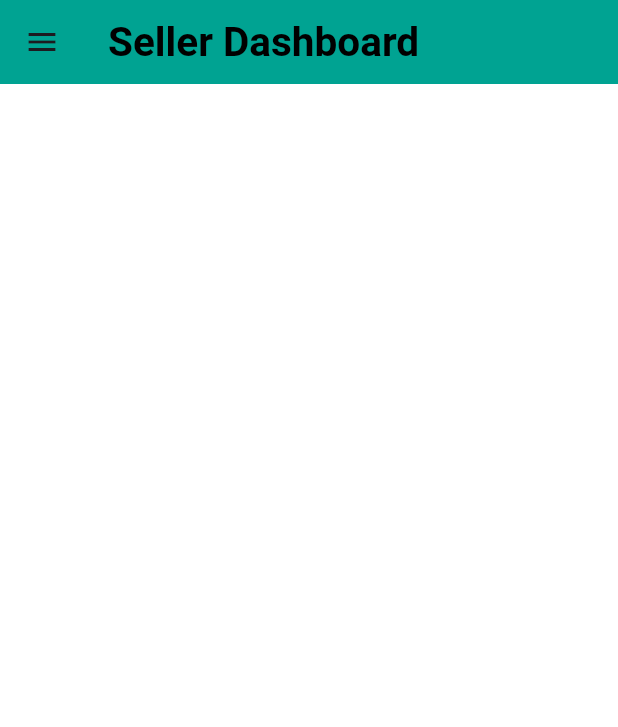
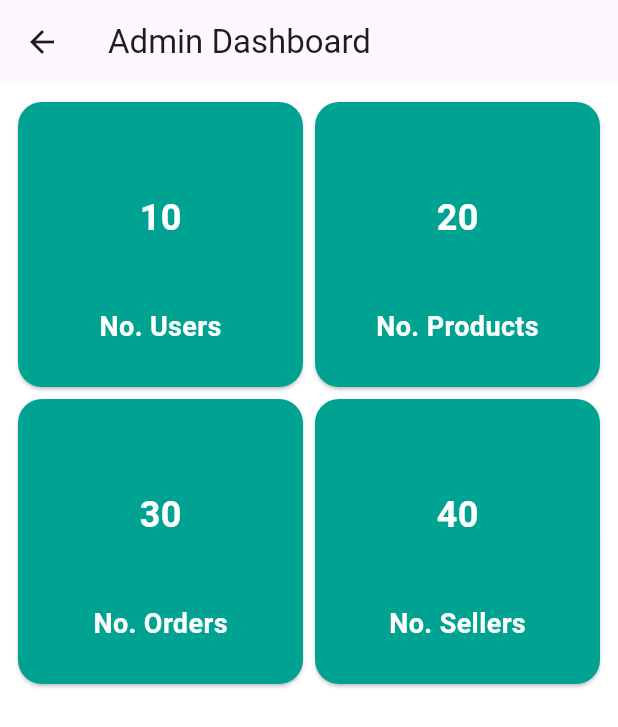
Before and after one commit to anisha-n12/Culinary-Project, a Flutter app: the screen it shows after launch, after a tap on "Login", on a phone screen of 412 x 824 dp. Shown: the top 727 px of the screen. Run offline on Flutter 3.47's test engine with Material 3 defaults, Android fonts, the phone set to English and light mode, and no system bars; our stand-ins replace carousel_slider, cloud_firestore, email_validator, firebase_core, firebase_storage, image_picker and 1 more; accounts and stored records are empty.

```diff
--- /dev/null
+++ b/lib/pages/AdminDashboard.dart
@@ -0,0 +1,69 @@
+import 'package:flutter/material.dart';
+
+class AdminDashboard extends StatelessWidget {
+  @override
+  Widget build(BuildContext context) {
+    return Scaffold(
+      appBar: AppBar(
+        title: Text('Admin Dashboard'),
+      ),
+      body: Center(
+        child: Padding(
+          padding: const EdgeInsets.all(8.0),
+          child: GridView.count(
+            crossAxisCount: 2,
+            children: [
+              buildTile("No. Users", "10"),
+              buildTile("No. Products", "20"),
+              buildTile("No. Orders", "30"),
+              buildTile("No. Sellers", "40"),
+            ],
+          ),
+        ),
+      ),
+    );
+  }
+
+  Widget buildTile(String text, String count) {
+    return Card(
+      shape: RoundedRectangleBorder(
+        borderRadius: BorderRadius.circular(16.0),
+      ),
+      color: Color.fromARGB(255, 0, 163, 146),
+      child: Center(
+        child: Column(
+          mainAxisAlignment: MainAxisAlignment.center,
+          children: [
+            Container(
+              width: 100,
+              height: 100,
+              decoration: BoxDecoration(
+                shape: BoxShape.circle,
+                color: Color.fromARGB(255, 0, 163, 146),
+              ),
+              child: Center(
+                child: Text(
+                  count,
+                  style: TextStyle(
+                    color: Colors.white,
+                    fontSize: 24.0,
+                    fontWeight: FontWeight.bold,
+                  ),
+                ),
+              ),
+            ),
+            SizedBox(height: 10),
+            Text(
+              text,
+              style: TextStyle(
+                color: Colors.white,
+                fontSize: 18.0,
+                fontWeight: FontWeight.bold,
+              ),
+            ),
+          ],
+        ),
+      ),
+    );
+  }
+}
--- a/lib/pages/homepage.dart
+++ b/lib/pages/homepage.dart
@@ -1,11 +1,13 @@
 import 'package:culinary_project/pages/AddProduct.dart';
+import 'package:culinary_project/pages/AdminDashboard.dart';
 import 'package:culinary_project/pages/AdminPage.dart';
 import 'package:culinary_project/pages/SellerPage.dart';
-import 'package:culinary_project/pages/SellerRegistration.dart';
+// import 'package:culinary_project/pages/SellerRegistration.dart';
 import 'package:culinary_project/pages/loginpage.dart';
 import 'package:culinary_project/pages/offergallery.dart';
+import 'package:culinary_project/pages/seller_reg.dart';
 // import 'package:culinary_project/pages/upload_img.dart';
-import 'package:culinary_project/services/database_service.dart';
+// import 'package:culinary_project/services/database_service.dart';
 import 'package:culinary_project/shared/constants.dart';
 import 'package:culinary_project/widgets/widgets.dart';
 import 'package:flutter/material.dart';
@@ -45,7 +47,7 @@ class HomePage extends StatelessWidget {
                 ),
                 ElevatedButton(
                   onPressed: () {
-                    nextScreen(context, SellerPage());
+                    nextScreen(context, AdminDashboard());
                   },
                   style: buttonStyle,
                   child: const Text(
```
Also changed, not shown: lib/pages/SellerRegistration.dart (deleted, +0 -100 lines), lib/pages/seller_reg.dart (+68 -7 lines), lib/service/database_service.dart (+16 -3 lines), lib/services/database_service.dart (deleted, +0 -46 lines).
